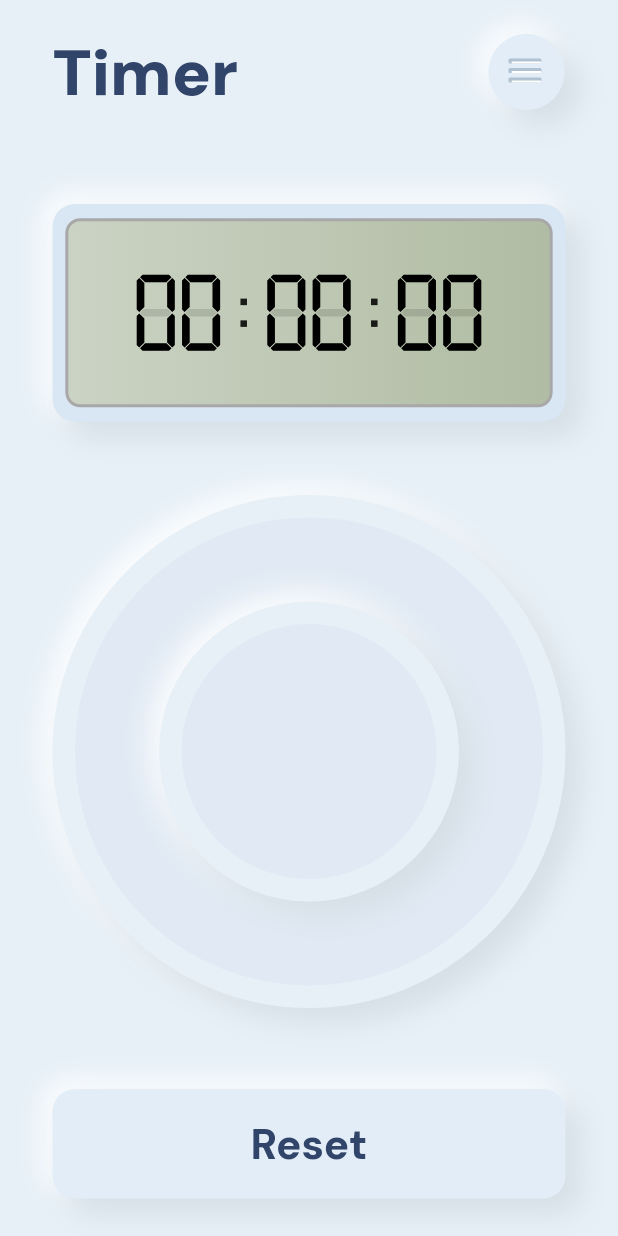
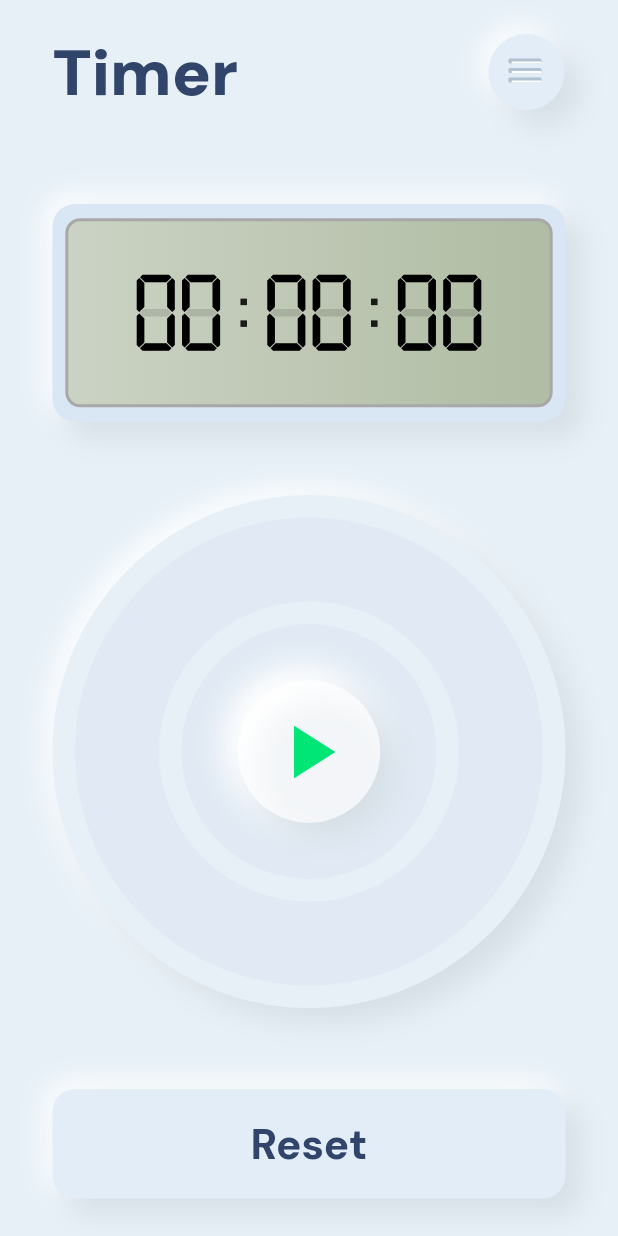
Before and after one commit to happyharis/neumorphic, a Flutter app: the screen it shows after launch, on a phone screen of 412 x 824 dp. Run offline on Flutter 3.47's test engine with Material 2 defaults, Android fonts, the phone set to English and light mode, and no system bars; our stand-ins replace google_fonts.

Commit message:
✨ Add play button

```diff
--- a/lib/timer/neu_progress_pie_bar.dart
+++ b/lib/timer/neu_progress_pie_bar.dart
@@ -1,4 +1,6 @@
 import 'package:flutter/material.dart';
+import 'package:neumorphism_web/timer/screen.dart';
+import 'package:provider/provider.dart';
 
 class NeuProgressPieBar extends StatelessWidget {
   const NeuProgressPieBar({
@@ -34,26 +36,106 @@ class NeuProgressPieBar extends StatelessWidget {
           height: 200,
           decoration: BoxDecoration(
             shape: BoxShape.circle,
-            color: Color.fromRGBO(225, 234, 244, 1),
-            boxShadow: [
-              BoxShadow(
-                blurRadius: 15,
-                offset: Offset(-5, -5),
-                color: Colors.white,
-              ),
-              BoxShadow(
-                blurRadius: 15,
-                offset: Offset(10.5, 10.5),
-                color: Color.fromRGBO(214, 223, 230, 1),
-              ),
-            ],
+            gradient: LinearGradient(
+              begin: FractionalOffset.topCenter,
+              end: FractionalOffset.bottomCenter,
+              colors: [
+                Colors.grey.withOpacity(0.0),
+                Colors.black54,
+              ],
+              stops: [0.95, 1.0],
+            ),
             border: Border.all(
               width: 15,
               color: Theme.of(context).backgroundColor,
             ),
           ),
+          child: Center(child: NeuStartButton()),
         ),
       ),
     );
   }
 }
+
+class NeuStartButton extends StatefulWidget {
+  final double bevel;
+  final Offset blurOffset;
+
+  NeuStartButton({
+    Key key,
+    this.bevel = 10.0,
+  })  : this.blurOffset = Offset(bevel / 2, bevel / 2),
+        super(key: key);
+
+  @override
+  _NeuStartButtonState createState() => _NeuStartButtonState();
+}
+
+class _NeuStartButtonState extends State<NeuStartButton> {
+  bool _isPressed = false;
+  bool _isRunning = false;
+
+  void _onPointerDown() {
+    setState(() {
+      _isPressed = true;
+    });
+  }
+
+  void _onPointerUp(PointerUpEvent event) {
+    setState(() {
+      _isPressed = false;
+    });
+  }
+
+  @override
+  Widget build(BuildContext context) {
+    return Listener(
+      onPointerDown: (_) {
+        _onPointerDown();
+        _isRunning
+            ? Provider.of<TimerService>(context, listen: false).stop()
+            : Provider.of<TimerService>(context, listen: false).start();
+        setState(() => _isRunning = !_isRunning);
+      },
+      onPointerUp: _onPointerUp,
+      child: AnimatedContainer(
+        duration: const Duration(milliseconds: 150),
+        height: 95,
+        padding: const EdgeInsets.all(16.0),
+        decoration: BoxDecoration(
+          shape: BoxShape.circle,
+          color: Colors.white70,
+          boxShadow: _isPressed
+              ? null
+              : [
+                  BoxShadow(
+                    blurRadius: 15,
+                    spreadRadius: 5,
+                    offset: -widget.blurOffset,
+                    color: Colors.white,
+                  ),
+                  BoxShadow(
+                    blurRadius: 15,
+                    offset: Offset(10.5, 10.5),
+                    color: Color.fromRGBO(214, 223, 230, 1),
+                  )
+                ],
+        ),
+        child: Center(
+            child: Icon(
+          _isRunning ? Icons.stop : Icons.play_arrow,
+          size: 60,
+          color: _isRunning
+              ? Colors.redAccent.shade400
+              : Colors.greenAccent.shade400,
+        )),
+      ),
+    );
+  }
+}
+
+extension ColorUtils on Color {
+  Color mix(Color another, double amount) {
+    return Color.lerp(this, another, amount);
+  }
+}
```
